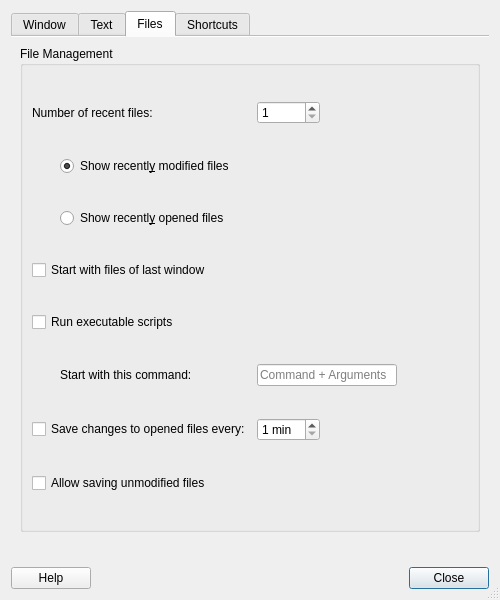
vecnathewhisperd0/FeatherPad, file featherpad/predDialog.ui: the form before one commit.
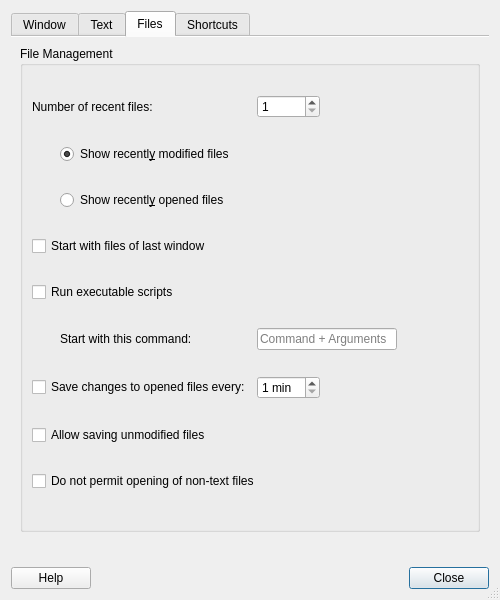
The form after the commit. The open tabs and pages were chosen to show the change. Icons and pictures are not drawn.

Commit message:
An option to not permit opening of nontext files
Also, number of pages in tab/item context menu
Also fixed path copying with nonexistent files.

The edit to the form file:
```diff
--- a/featherpad/predDialog.ui
+++ b/featherpad/predDialog.ui
@@ -865,6 +865,16 @@
             </property>
            </widget>
           </item>
+          <item row="8" column="0" colspan="3">
+           <widget class="QCheckBox" name="skipNonTextBox">
+            <property name="toolTip">
+             <string>Show a warning instead.</string>
+            </property>
+            <property name="text">
+             <string>Do not permit opening of non-text files</string>
+            </property>
+           </widget>
+          </item>
          </layout>
         </widget>
        </item>
```
The commit also changes 18 other files.
